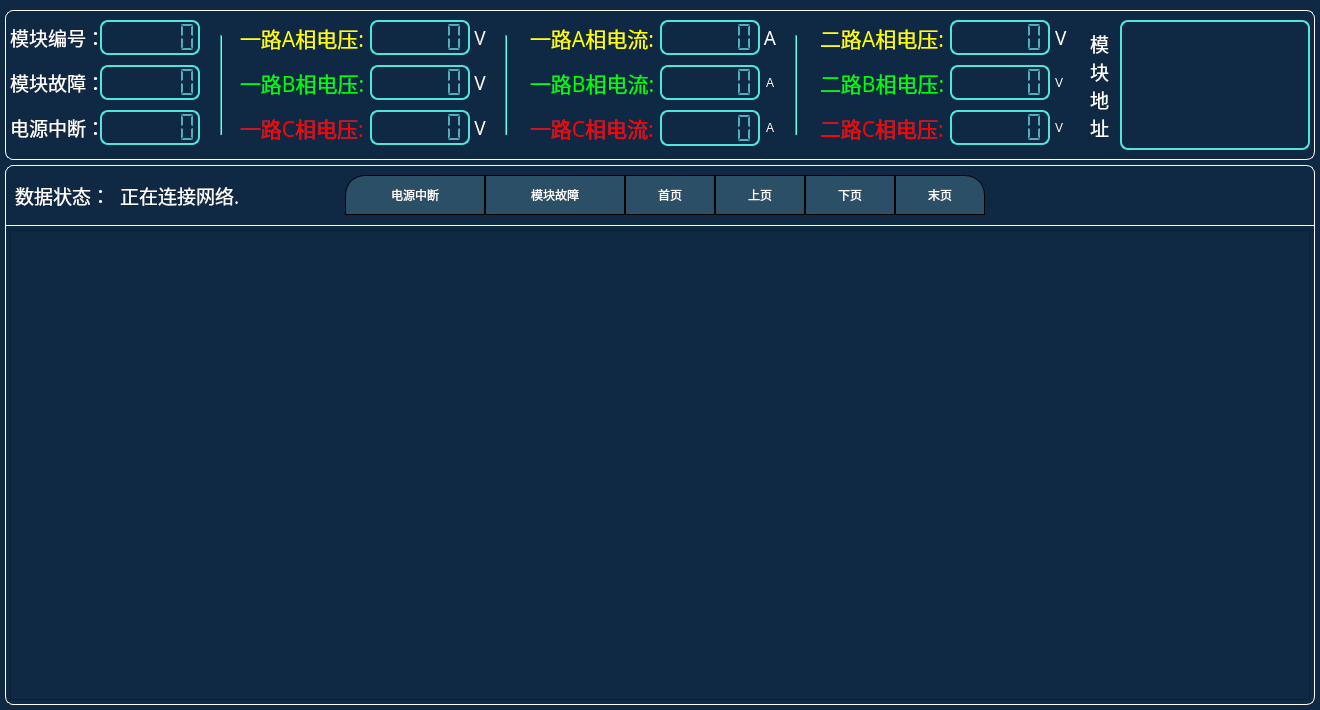
Above: RemoteClient/Display/pminfo.ui from Micheal1022/RemoteClientProject before the change. Below: the same form after it.
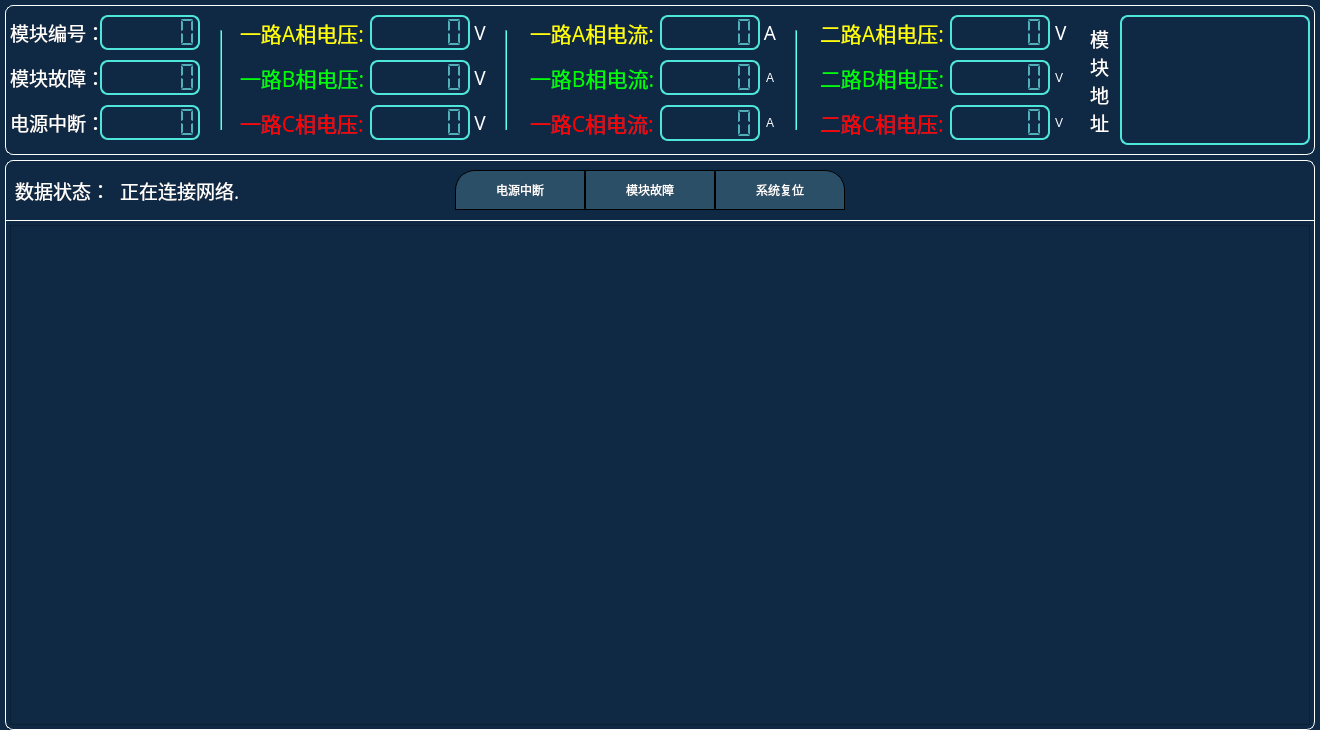
That is the form after the change. Icons and pictures are not drawn.

Patch:
```diff
--- a/RemoteClient/Display/pminfo.ui
+++ b/RemoteClient/Display/pminfo.ui
@@ -7,7 +7,7 @@
     <x>0</x>
     <y>0</y>
     <width>1320</width>
-    <height>710</height>
+    <height>730</height>
    </rect>
   </property>
   <property name="windowTitle">
@@ -39,9 +39,9 @@
 QToolButton#tBtnReset{
 font: 16pt &quot;微软雅黑&quot;;
 color: rgb(255, 255, 255);
-border-top-left-radius:20px;
+border-top-left-radius:0px;
 border-bottom-left-radius:0px;
-border-top-right-radius:0px;
+border-top-right-radius:20px;
 border-bottom-right-radius:0px;
 background-color: rgb(43, 79, 102);
 }
@@ -127,7 +127,7 @@
    <property name="geometry">
     <rect>
      <x>5</x>
-     <y>0</y>
+     <y>-5</y>
      <width>1310</width>
      <height>160</height>
     </rect>
@@ -1062,9 +1062,9 @@
    <property name="geometry">
     <rect>
      <x>5</x>
-     <y>155</y>
+     <y>150</y>
      <width>1310</width>
-     <height>550</height>
+     <height>580</height>
     </rect>
    </property>
    <property name="styleSheet">
@@ -1079,8 +1079,8 @@
     </property>
     <property name="geometry">
      <rect>
-      <x>890</x>
-      <y>20</y>
+      <x>1165</x>
+      <y>100</y>
       <width>90</width>
       <height>40</height>
      </rect>
@@ -1121,8 +1121,8 @@
     </property>
     <property name="geometry">
      <rect>
-      <x>620</x>
-      <y>20</y>
+      <x>895</x>
+      <y>100</y>
       <width>90</width>
       <height>40</height>
      </rect>
@@ -1163,8 +1163,8 @@
     </property>
     <property name="geometry">
      <rect>
-      <x>800</x>
-      <y>20</y>
+      <x>1075</x>
+      <y>100</y>
       <width>90</width>
       <height>40</height>
      </rect>
@@ -1205,8 +1205,8 @@
     </property>
     <property name="geometry">
      <rect>
-      <x>710</x>
-      <y>20</y>
+      <x>985</x>
+      <y>100</y>
       <width>90</width>
       <height>40</height>
      </rect>
@@ -1260,9 +1260,9 @@
    <widget class="QToolButton" name="tBtnAlarm">
     <property name="geometry">
      <rect>
-      <x>340</x>
+      <x>450</x>
       <y>20</y>
-      <width>140</width>
+      <width>130</width>
       <height>40</height>
      </rect>
     </property>
@@ -1299,9 +1299,9 @@
    <widget class="QToolButton" name="tBtnError">
     <property name="geometry">
      <rect>
-      <x>480</x>
+      <x>580</x>
       <y>20</y>
-      <width>140</width>
+      <width>130</width>
       <height>40</height>
      </rect>
     </property>
@@ -1341,7 +1341,7 @@
       <x>5</x>
       <y>75</y>
       <width>1300</width>
-      <height>470</height>
+      <height>500</height>
      </rect>
     </property>
     <property name="focusPolicy">
@@ -1358,11 +1358,47 @@
 QToolButton:hover{
 font: 14pt &quot;微软雅黑&quot;;
 color:rgb(79, 229, 219);
-background-color: rgb(43, 79, 102);
+}
+QScrollBar:vertical{
+width:20px;
+background:rgba(0,0,0,0%);
+margin:0px,0px,0px,0px;
+padding-top:25px;   
+padding-bottom:25px;    
+}
+QScrollBar::handle:vertical{
+width:10px;
+background:rgba(0,0,0,25%);
+background:rgb(0,50,80);
+border-radius:5px;
+min-height:20px;
+}
+QScrollBar::handle:vertical:hover{
+width:10px;
+background:rgba(0,50,80,80%);
+border-radius:5px;
+min-height:20;
+}
+QDateTimeEdit{
+font: 18pt &quot;微软雅黑&quot;;
+border-radius:5px;
+border:2px solid rgb(0, 50, 80);
+}
+QDateTimeEdit::up-button{
+top:2px;
+right:2px;
+width: 30px;
+height: 26px;				
+}
+QDateTimeEdit::down-button{
+bottom:2px;
+right:2px;
+width: 30px;
+height: 26px;				
 }</string>
     </property>
     <property name="verticalScrollBarPolicy">
-     <enum>Qt::ScrollBarAlwaysOff</enum>
+     <enum>Qt::ScrollBarAsNeeded</enum>
     </property>
     <property name="horizontalScrollBarPolicy">
      <enum>Qt::ScrollBarAlwaysOff</enum>
@@ -1376,7 +1412,7 @@
        <x>0</x>
        <y>0</y>
        <width>1298</width>
-       <height>468</height>
+       <height>498</height>
       </rect>
      </property>
     </widget>
@@ -1411,7 +1447,7 @@
      <rect>
       <x>115</x>
       <y>20</y>
-      <width>191</width>
+      <width>161</width>
       <height>40</height>
      </rect>
     </property>
@@ -1436,6 +1472,48 @@
      <set>Qt::AlignLeading|Qt::AlignLeft|Qt::AlignVCenter</set>
     </property>
    </widget>
+   <widget class="QToolButton" name="tBtnReset">
+    <property name="enabled">
+     <bool>true</bool>
+    </property>
+    <property name="geometry">
+     <rect>
+      <x>710</x>
+      <y>20</y>
+      <width>130</width>
+      <height>40</height>
+     </rect>
+    </property>
+    <property name="styleSheet">
+     <string notr="true">QToolButton:hover{
+font: 16pt &quot;微软雅黑&quot;;
+color:rgb(79, 229, 219);
+background-color: rgb(43, 79, 102);
+}</string>
+    </property>
+    <property name="text">
+     <string>系统复位</string>
+    </property>
+    <property name="icon">
+     <iconset resource="../image.qrc">
+      <normaloff>:/Image/reset.png</normaloff>:/Image/reset.png</iconset>
+    </property>
+    <property name="iconSize">
+     <size>
+      <width>25</width>
+      <height>25</height>
+     </size>
+    </property>
+    <property name="autoRepeatDelay">
+     <number>100</number>
+    </property>
+    <property name="autoRepeatInterval">
+     <number>50</number>
+    </property>
+    <property name="toolButtonStyle">
+     <enum>Qt::ToolButtonTextBesideIcon</enum>
+    </property>
+   </widget>
   </widget>
  </widget>
  <resources>
```
Left out of the diff: 1 changed line with no effect on the pictures.
